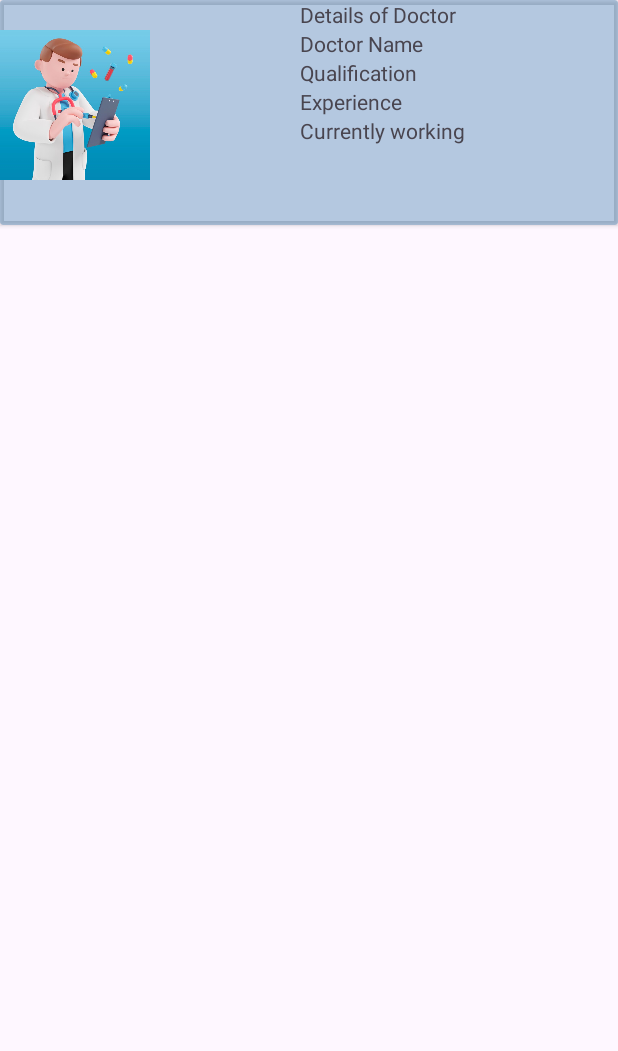
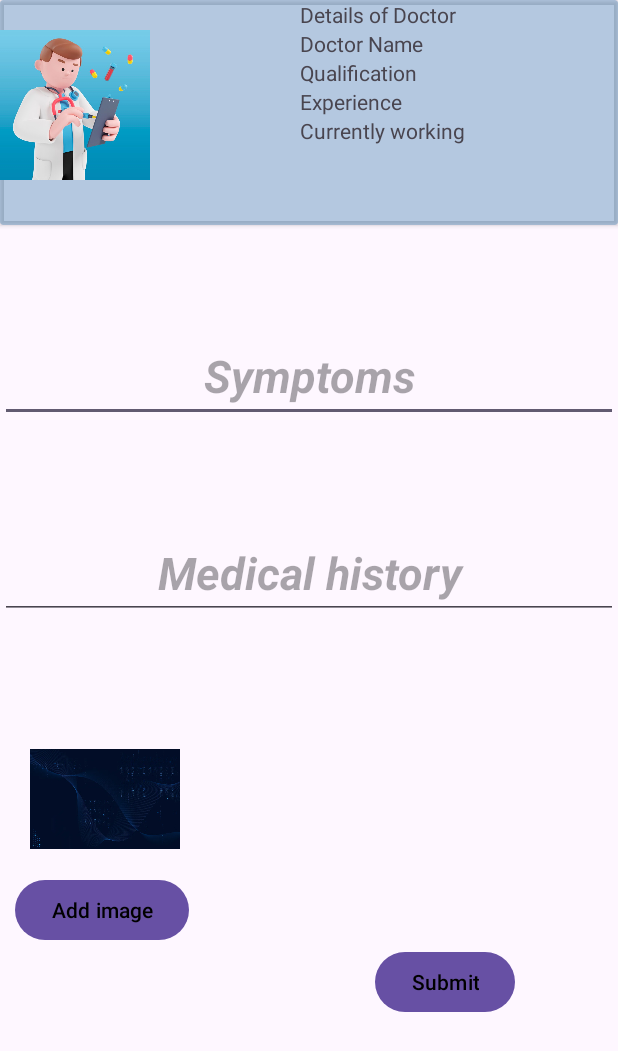
Before and after one commit to Taniya570/MedEase, an Android app: the fragment DoctordetailFragment shown on its own in the app's theme, on a phone screen of 412 x 824 dp. Shown: the top 1051 px of the screen. Run offline under Robolectric (Android 15) with nearby library versions, the light colour scheme and no system bars.

Commit message:
Update fragment_doctordetail.xml
doctor detail

```diff
--- a/app/src/main/res/layout/fragment_doctordetail.xml
+++ b/app/src/main/res/layout/fragment_doctordetail.xml
@@ -54,29 +54,46 @@
                    android:text="Currently working"
                    android:layout_marginStart="100dp"
                    android:id="@+id/tvWork"/>
-
-
-
-
-
-
-
-
-
            </LinearLayout>
-
        </LinearLayout>
-
-
-
-
-
-
-
-
-
    </androidx.cardview.widget.CardView>
-
-
-
+    <EditText
+        android:layout_width="match_parent"
+        android:layout_height="wrap_content"
+        android:id="@+id/etSymptoms"
+        android:hint="Symptoms"
+        android:layout_marginTop="70dp"
+        android:textSize="30dp"
+        android:gravity="center"
+        android:textStyle="italic|bold" />
+    <EditText
+        android:layout_width="match_parent"
+        android:layout_height="wrap_content"
+        android:id="@+id/etHistory"
+        android:hint="Medical history"
+        android:layout_marginTop="70dp"
+        android:textSize="30dp"
+        android:gravity="center"
+        android:textStyle="italic|bold" />
+    <ImageView
+            android:layout_width="100dp"
+            android:layout_height="100dp"
+            android:id="@+id/imgUpload"
+            android:src="@drawable/background"
+            android:layout_marginTop="70dp"
+            android:layout_marginStart="20dp"/>
+        <Button
+            android:layout_width="wrap_content"
+            android:layout_height="wrap_content"
+            android:id="@+id/btnAdd"
+            android:text="Add image"
+            android:textColor="@color/black"
+            android:layout_marginStart="10dp" />
+        <Button
+            android:layout_width="wrap_content"
+            android:layout_height="wrap_content"
+            android:text="Submit"
+            android:id="@+id/btnSubmit"
+            android:textColor="@color/black"
+            android:layout_marginStart="250dp"/>
 </LinearLayout>
```
